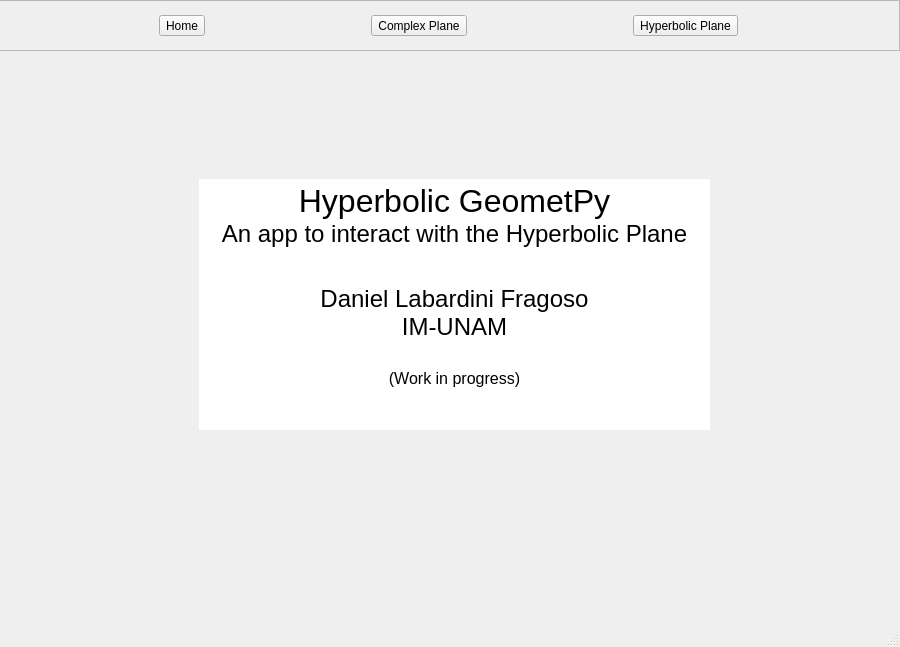
This is Window.ui in Labardini/Hyperbolic-GeometPy as Qt 5 draws it before an edit. The edited form follows.
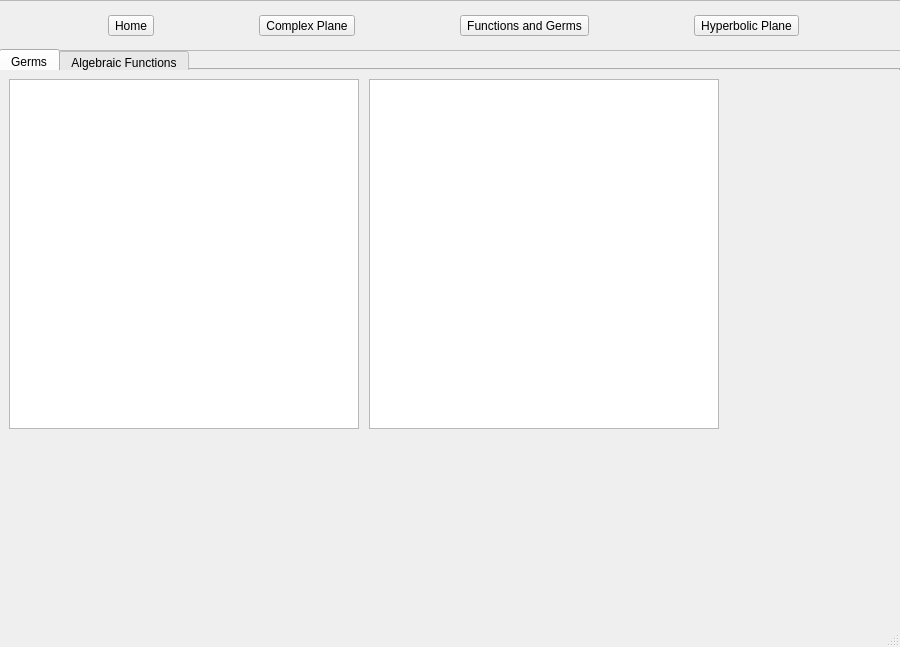
This is the edited form. The open tabs and pages were chosen to show the change. Custom widgets are drawn as their Qt base class.

The edit to the form file:
```diff
--- a/Window.ui
+++ b/Window.ui
@@ -19,7 +19,7 @@
      <rect>
       <x>-1</x>
       <y>0</y>
-      <width>901</width>
+      <width>911</width>
       <height>51</height>
      </rect>
     </property>
@@ -29,15 +29,6 @@
     <property name="frameShadow">
      <enum>QFrame::Raised</enum>
     </property>
-    <widget class="QWidget" name="horizontalLayoutWidget">
-     <property name="geometry">
-      <rect>
-       <x>0</x>
-       <y>0</y>
-       <width>901</width>
-       <height>51</height>
-      </rect>
-     </property>
      <layout class="QHBoxLayout" name="horizontalLayout">
       <item>
        <widget class="QToolButton" name="toolButtonHome">
@@ -65,6 +56,16 @@
         </property>
        </widget>
       </item>
+     <item>
+      <widget class="QToolButton" name="toolButtonFG">
+       <property name="text">
+        <string>Functions and Germs</string>
+       </property>
+       <property name="autoExclusive">
+        <bool>true</bool>
+       </property>
+      </widget>
+     </item>
       <item>
        <widget class="QToolButton" name="toolButtonHP">
         <property name="text">
@@ -77,7 +78,6 @@
       </item>
      </layout>
     </widget>
-   </widget>
    <widget class="QStackedWidget" name="stackedWidgetAllPages">
     <property name="geometry">
      <rect>
@@ -88,7 +88,7 @@
      </rect>
     </property>
     <property name="currentIndex">
-     <number>0</number>
+     <number>2</number>
     </property>
     <widget class="QWidget" name="pageWelcomeHome">
      <widget class="QTextBrowser" name="textWelcome">
@@ -1173,6 +1173,51 @@
       </property>
      </widget>
     </widget>
+    <widget class="QWidget" name="pageFG">
+     <widget class="QTabWidget" name="tabsIn_pageFG">
+      <property name="geometry">
+       <rect>
+        <x>0</x>
+        <y>0</y>
+        <width>901</width>
+        <height>21</height>
+       </rect>
+      </property>
+      <property name="currentIndex">
+       <number>0</number>
+      </property>
+      <widget class="QWidget" name="tabFGGerms">
+       <attribute name="title">
+        <string>Germs</string>
+       </attribute>
+      </widget>
+      <widget class="QWidget" name="tabFGAlgebraicFunctions">
+       <attribute name="title">
+        <string>Algebraic Functions</string>
+       </attribute>
+      </widget>
+     </widget>
+     <widget class="PlotWidget" name="plotWidgetCodomainIn_pageFG">
+      <property name="geometry">
+       <rect>
+        <x>370</x>
+        <y>30</y>
+        <width>350</width>
+        <height>350</height>
+       </rect>
+      </property>
+     </widget>
+     <widget class="PlotWidget" name="plotWidgetDomainIn_pageFG">
+      <property name="geometry">
+       <rect>
+        <x>10</x>
+        <y>30</y>
+        <width>350</width>
+        <height>350</height>
+       </rect>
+      </property>
+     </widget>
+    </widget>
     <widget class="QWidget" name="pageHP">
      <widget class="QTabWidget" name="tabsIn_pageHP">
       <property name="geometry">
@@ -1244,9 +1289,9 @@
         <property name="backgroundBrush">
          <brush brushstyle="NoBrush">
           <color alpha="255">
-           <red>255</red>
-           <green>255</green>
-           <blue>255</blue>
+           <red>191</red>
+           <green>191</green>
+           <blue>191</blue>
           </color>
          </brush>
         </property>
@@ -2187,6 +2232,47 @@
          <string>--</string>
         </property>
        </widget>
+       <widget class="QComboBox" name="comboBoxChooseCanvasColor">
+        <property name="geometry">
+         <rect>
+          <x>420</x>
+          <y>485</y>
+          <width>200</width>
+          <height>32</height>
+         </rect>
+        </property>
+        <property name="editable">
+         <bool>false</bool>
+        </property>
+        <property name="currentText">
+         <string>Choose canvas color</string>
+        </property>
+        <item>
+         <property name="text">
+          <string>Choose canvas color</string>
+         </property>
+        </item>
+        <item>
+         <property name="text">
+          <string>Black</string>
+         </property>
+        </item>
+        <item>
+         <property name="text">
+          <string>White</string>
+         </property>
+        </item>
+        <item>
+         <property name="text">
+          <string>Blue</string>
+         </property>
+        </item>
+        <item>
+         <property name="text">
+          <string>Red</string>
+         </property>
+        </item>
+       </widget>
       </widget>
       <widget class="QWidget" name="tabPD">
        <attribute name="title">
@@ -2202,7 +2288,7 @@
          </rect>
         </property>
         <property name="currentIndex">
-         <number>0</number>
+         <number>3</number>
         </property>
         <widget class="QWidget" name="tabPDBasicConstructions">
          <attribute name="title">
@@ -2260,7 +2346,7 @@
          </rect>
         </property>
         <property name="currentIndex">
-         <number>0</number>
+         <number>3</number>
         </property>
         <widget class="QWidget" name="pageUHPBasicConstructions_2">
          <widget class="QLabel" name="labelPDBChdistance">
```
Left out of the diff: 4 changed lines with no effect on the pictures. Lines whose indentation alone changed are shown as unchanged.
